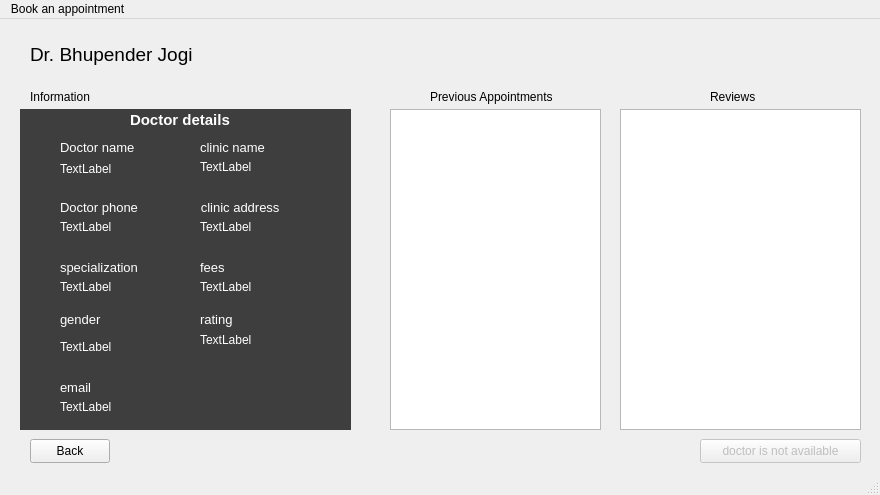
Above: doctorinfoandappointment.ui from pratham-0204/VedSync before the change. Below: the same form after it.
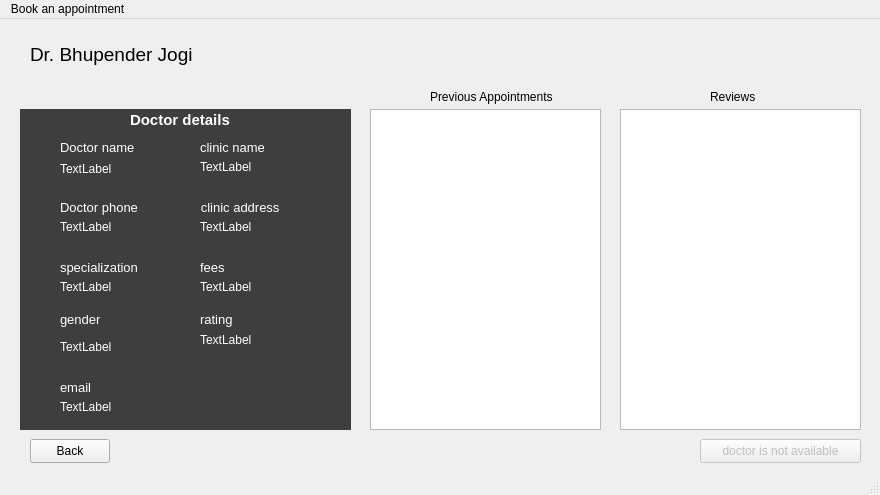
That is the form after the change.

What changed in the file:
```diff
--- a/doctorinfoandappointment.ui
+++ b/doctorinfoandappointment.ui
@@ -67,19 +67,6 @@
      <string>Back</string>
     </property>
    </widget>
-   <widget class="QLabel" name="label_2">
-    <property name="geometry">
-     <rect>
-      <x>30</x>
-      <y>70</y>
-      <width>151</width>
-      <height>16</height>
-     </rect>
-    </property>
-    <property name="text">
-     <string>Information</string>
-    </property>
-   </widget>
    <widget class="QLabel" name="label_3">
     <property name="geometry">
      <rect>
@@ -119,9 +106,9 @@
    <widget class="QListWidget" name="listWidget_3">
     <property name="geometry">
      <rect>
-      <x>390</x>
+      <x>370</x>
       <y>90</y>
-      <width>211</width>
+      <width>231</width>
       <height>321</height>
      </rect>
     </property>
```
Left out of the diff: 1 changed line with no effect on the pictures.
